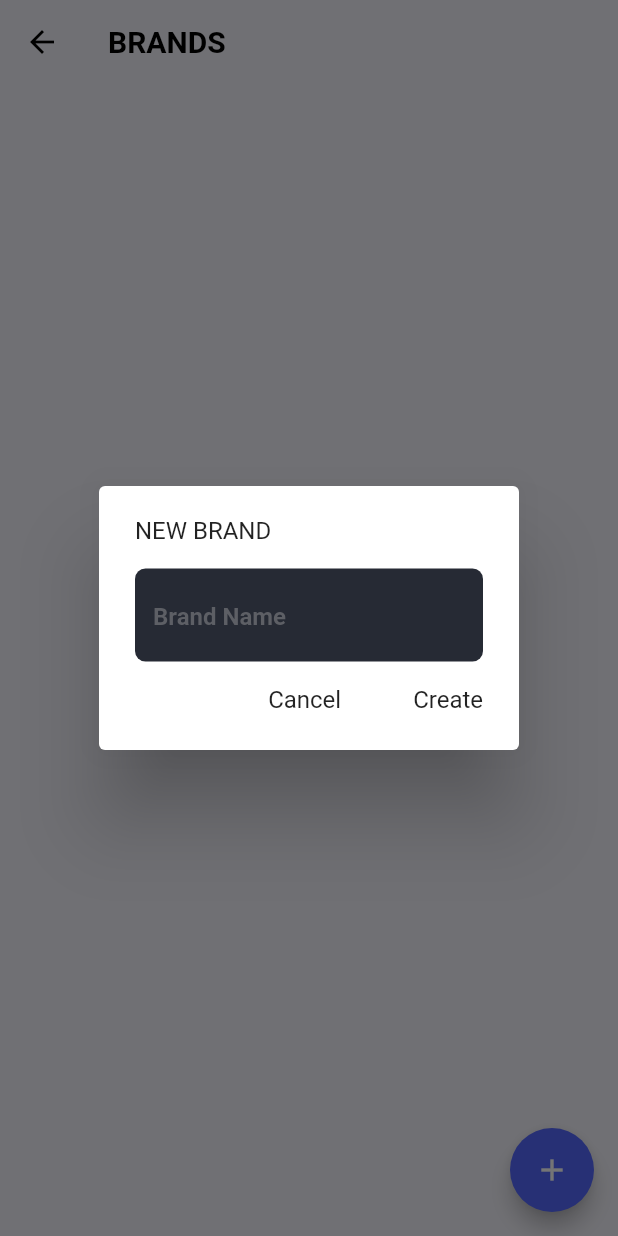
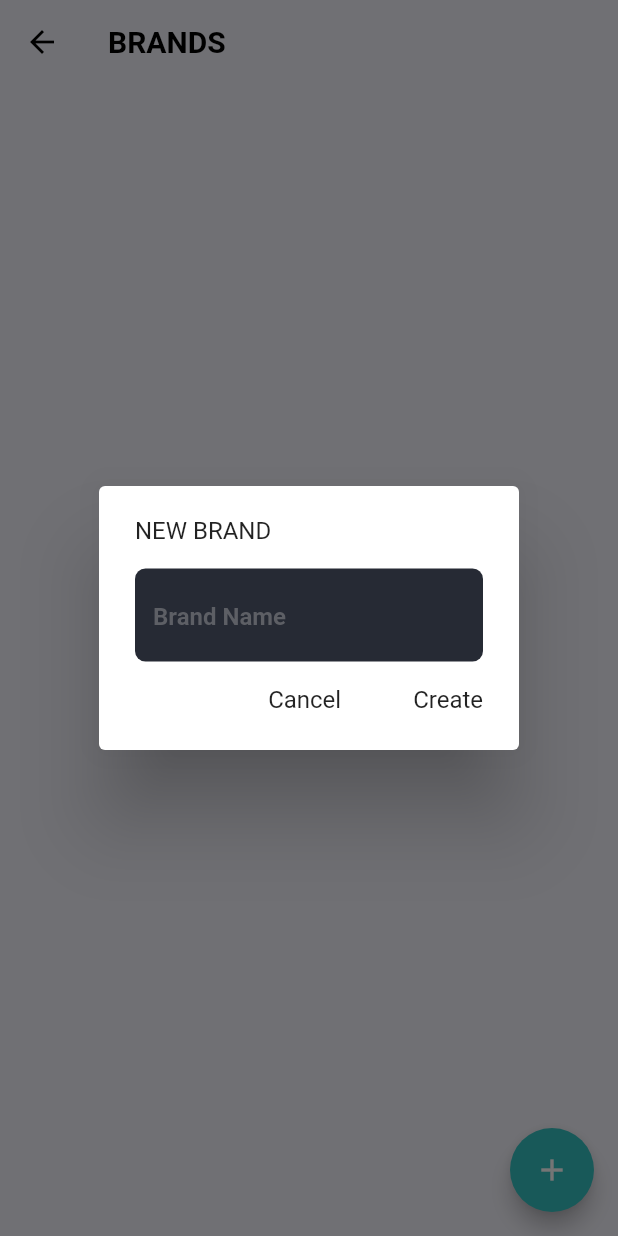
Before and after one commit to Fadilurehman/Rent-A-Ride-Admin, a Flutter app: the BrandsScreen screen opened directly, after a tap on the "add" icon, on a phone screen of 412 x 824 dp. Run offline on Flutter 3.47's test engine with Material 2 defaults, Android fonts, the phone set to English and light mode, and no system bars; our stand-ins replace animated_splash_screen, fl_chart, google_fonts, image_picker, shared_preferences; missing offline and left inert: cloudinary; accounts and stored records are empty; network calls fail.

Commit message:
otherPage issue solved

```diff
--- a/lib/view/extras/brands/brands_screen.dart
+++ b/lib/view/extras/brands/brands_screen.dart
@@ -21,7 +21,7 @@ class BrandsScreen extends StatelessWidget {
         child: const CommonAppbar(title: "BRANDS"),
       ),
       floatingActionButton: FloatingActionButton(
-        backgroundColor: blueButton,
+        backgroundColor: specialGreen,
         onPressed: () {
           showDialog(
             context: context,
--- a/lib/view/home/components/home_appbar.dart
+++ b/lib/view/home/components/home_appbar.dart
@@ -2,7 +2,6 @@ import 'package:flutter/material.dart';
 import 'package:r_r_admin/components/space.dart';
 import 'package:r_r_admin/utils/text.dart';
 import 'package:r_r_admin/view/home/home_screen.dart';
-import 'package:r_r_admin/view/splash_Screen/splash_screen.dart';
 import 'package:shared_preferences/shared_preferences.dart';
 
 class HomeAppBAr extends StatelessWidget {
--- a/lib/view/main/main_screen.dart
+++ b/lib/view/main/main_screen.dart
@@ -2,7 +2,7 @@ import 'package:flutter/material.dart';
 import 'package:provider/provider.dart';
 import 'package:r_r_admin/utils/colors.dart';
 import 'package:r_r_admin/view/drivers/drivers_screen.dart';
-import 'package:r_r_admin/view/extras/extra_screen.dart';
+import 'package:r_r_admin/view/extras/others_screen.dart';
 import 'package:r_r_admin/view/home/home_screen.dart';
 import 'package:r_r_admin/view/users/users_screen.dart';
 import 'package:r_r_admin/view_model/main_view_model.dart';
```
